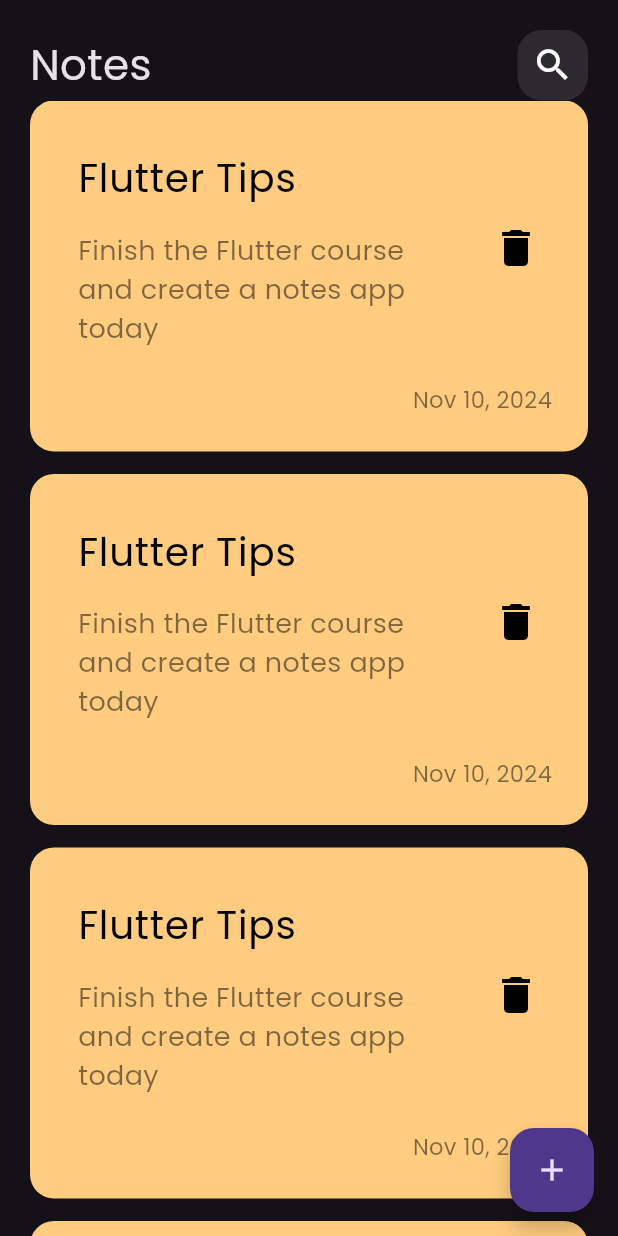
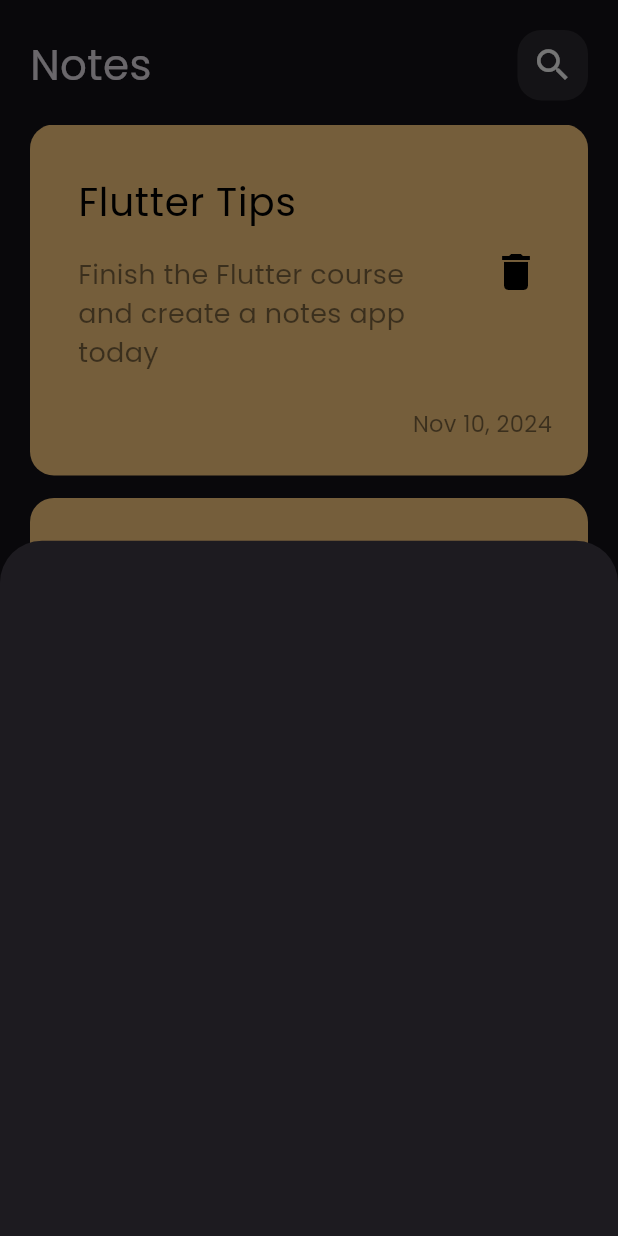
Before and after one commit to NourhanMagdy21/Notes_app, a Flutter app: the screen it shows after launch, after a tap on the "add" icon, on a phone screen of 412 x 824 dp. Run offline on Flutter 3.47's test engine with Material 3 defaults, Android fonts, the phone set to English and light mode, and no system bars.

Commit message:
add note modal sheet

```diff
--- a/lib/views/notes_view.dart
+++ b/lib/views/notes_view.dart
@@ -1,4 +1,5 @@
 import 'package:flutter/material.dart';
+import 'package:notes_app/widgets/add_note_bottom_sheet.dart';
 import 'package:notes_app/widgets/notes_view_body.dart';
 
 class NotesView extends StatelessWidget {
@@ -9,7 +10,13 @@ class NotesView extends StatelessWidget {
     return Scaffold(
       body: const NotesViewBody(),
       floatingActionButton: FloatingActionButton(
-        onPressed: () {},
+        onPressed: () {
+          showModalBottomSheet(
+              context: context,
+              builder: (context) {
+                return const AddNoteBottom();
+              });
+        },
         child: const Icon(Icons.add),
       ),
     );
--- /dev/null
+++ b/lib/widgets/add_note_bottom_sheet.dart
@@ -0,0 +1,10 @@
+import 'package:flutter/material.dart';
+
+class AddNoteBottom extends StatelessWidget {
+  const AddNoteBottom({super.key});
+
+  @override
+  Widget build(BuildContext context) {
+    return Container();
+  }
+}
--- a/lib/widgets/notes_list_view.dart
+++ b/lib/widgets/notes_list_view.dart
@@ -6,13 +6,18 @@ class NotesListView extends StatelessWidget {
 
   @override
   Widget build(BuildContext context) {
-    return ListView.builder(itemBuilder: (context, index) {
+    return Padding(
+      padding: const EdgeInsets.symmetric(vertical: 16),
+      child: ListView.builder(
+          padding: EdgeInsets.zero,
+          itemBuilder: (context, index) {
             return Padding(
               padding: const EdgeInsets.only(
                 bottom: 15,
               ),
               child: NoteItem(),
             );
-    });
+          }),
+    );
   }
 }
```
Lines whose indentation alone changed are shown as unchanged.
